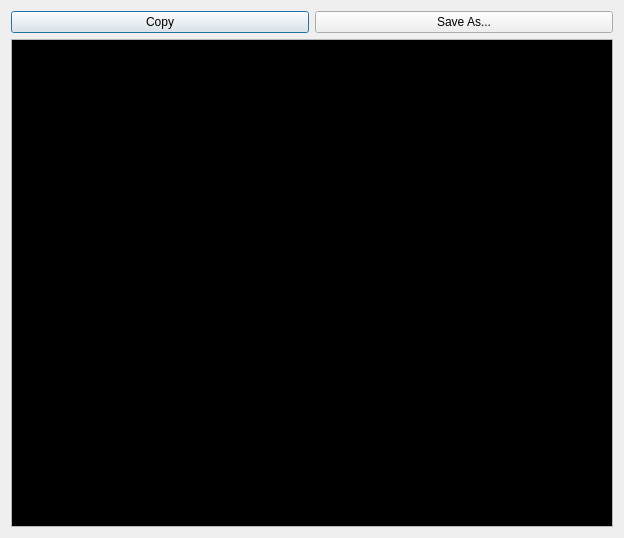
mpiatka/ugrid-gui, file log_window.ui: the form before one commit.
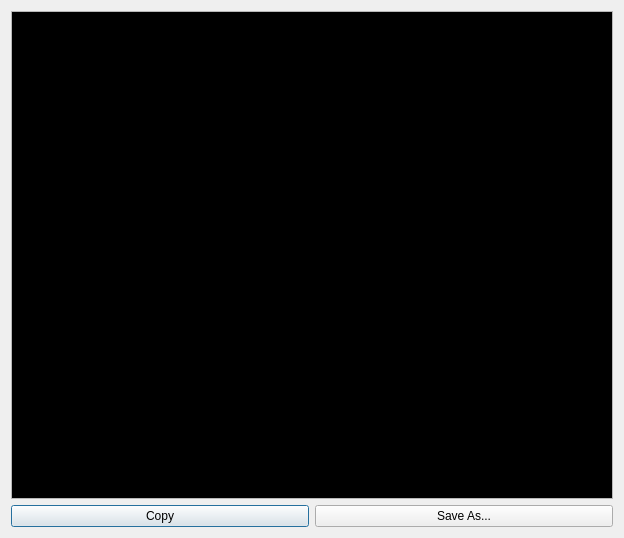
The form after the commit.

Patch:
```diff
--- a/log_window.ui
+++ b/log_window.ui
@@ -14,30 +14,6 @@
    <string>Ultragrid Log</string>
   </property>
   <layout class="QVBoxLayout" name="verticalLayout">
-   <item>
-    <layout class="QHBoxLayout" name="horizontalLayout">
-     <item>
-      <widget class="QPushButton" name="copyBtn">
-       <property name="text">
-        <string>Copy</string>
-       </property>
-      </widget>
-     </item>
-     <item>
-      <widget class="QPushButton" name="saveBtn">
-       <property name="sizePolicy">
-        <sizepolicy hsizetype="Minimum" vsizetype="Fixed">
-         <horstretch>0</horstretch>
-         <verstretch>0</verstretch>
-        </sizepolicy>
-       </property>
-       <property name="text">
-        <string>Save As...</string>
-       </property>
-      </widget>
-     </item>
-    </layout>
-   </item>
    <item>
     <widget class="QTextBrowser" name="terminal">
      <property name="sizePolicy">
@@ -123,6 +99,30 @@
      </property>
     </widget>
    </item>
+   <item>
+    <layout class="QHBoxLayout" name="horizontalLayout">
+     <item>
+      <widget class="QPushButton" name="copyBtn">
+       <property name="text">
+        <string>Copy</string>
+       </property>
+      </widget>
+     </item>
+     <item>
+      <widget class="QPushButton" name="saveBtn">
+       <property name="sizePolicy">
+        <sizepolicy hsizetype="Minimum" vsizetype="Fixed">
+         <horstretch>0</horstretch>
+         <verstretch>0</verstretch>
+        </sizepolicy>
+       </property>
+       <property name="text">
+        <string>Save As...</string>
+       </property>
+      </widget>
+     </item>
+    </layout>
+   </item>
   </layout>
  </widget>
  <resources/>
```
